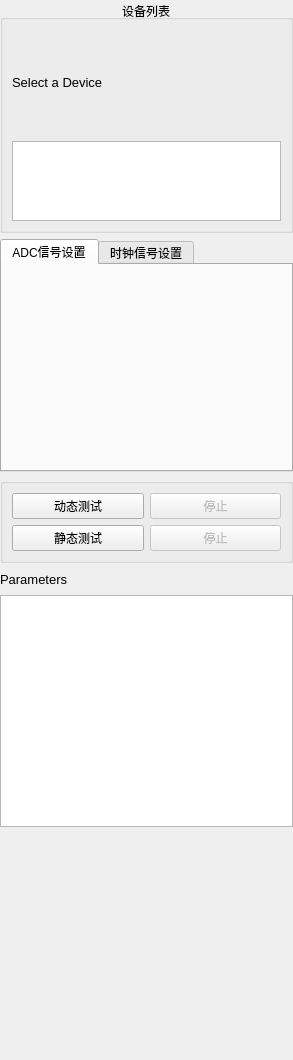
First picture: the form in soft/zebra-scope/ControlPanel.ui, repository Quenii/ADCEVM, before the edit.
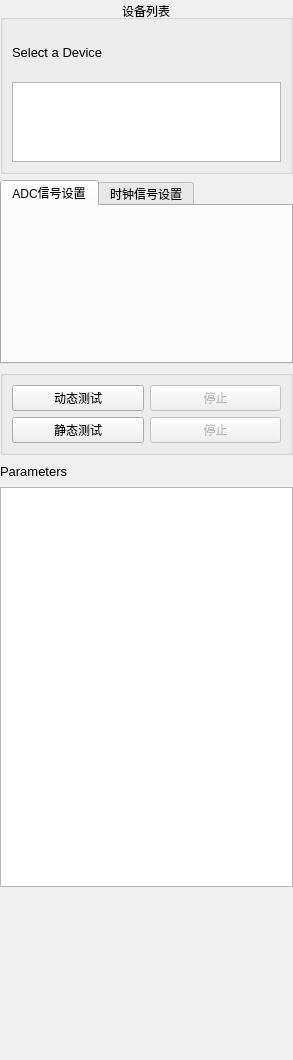
Second picture: the form after the edit. Custom widgets are drawn as their Qt base class.

```diff
--- a/soft/zebra-scope/ControlPanel.ui
+++ b/soft/zebra-scope/ControlPanel.ui
@@ -83,6 +83,12 @@
    </item>
    <item>
     <widget class="QTabWidget" name="tabWidget">
+     <property name="maximumSize">
+      <size>
+       <width>16777215</width>
+       <height>250</height>
+      </size>
+     </property>
      <property name="tabPosition">
       <enum>QTabWidget::North</enum>
      </property>
@@ -109,6 +115,19 @@
          </layout>
         </widget>
        </item>
+       <item>
+        <spacer name="verticalSpacer_2">
+         <property name="orientation">
+          <enum>Qt::Vertical</enum>
+         </property>
+         <property name="sizeHint" stdset="0">
+          <size>
+           <width>20</width>
+           <height>40</height>
+          </size>
+         </property>
+        </spacer>
+       </item>
       </layout>
      </widget>
      <widget class="QWidget" name="tab">
@@ -247,6 +266,21 @@
    </item>
    <item>
     <widget class="QTreeView" name="treeViewTdReport">
+     <property name="enabled">
+      <bool>true</bool>
+     </property>
+     <property name="minimumSize">
+      <size>
+       <width>0</width>
+       <height>400</height>
+      </size>
+     </property>
+     <property name="maximumSize">
+      <size>
+       <width>16777215</width>
+       <height>600</height>
+      </size>
+     </property>
      <property name="font">
       <font>
        <family>Arial</family>
```
